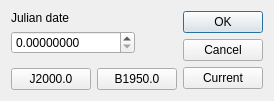
This is csetjd.ui in PavelMr/skytechx as Qt 5 draws it before an edit. The edited form follows.
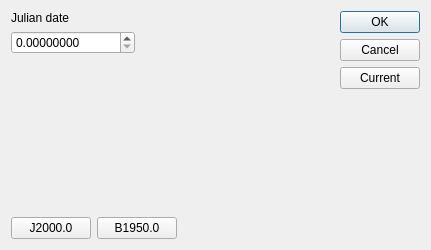
This is the edited form.

Patch:
```diff
--- a/csetjd.ui
+++ b/csetjd.ui
@@ -6,14 +6,14 @@
    <rect>
     <x>0</x>
     <y>0</y>
-    <width>271</width>
-    <height>101</height>
+    <width>431</width>
+    <height>250</height>
    </rect>
   </property>
   <property name="windowTitle">
    <string>Set Julian Date</string>
   </property>
-  <layout class="QGridLayout" name="gridLayout_3" columnstretch="3,1,0">
+  <layout class="QGridLayout" name="gridLayout_3" columnstretch="3,0">
    <item row="0" column="0">
     <layout class="QGridLayout" name="gridLayout">
      <item row="0" column="0">
@@ -92,18 +92,8 @@
      </item>
     </layout>
    </item>
-   <item row="0" column="2" rowspan="2">
+   <item row="0" column="1" rowspan="2">
     <layout class="QGridLayout" name="gridLayout_2">
-     <item row="0" column="0">
-      <widget class="QPushButton" name="pushButton">
-       <property name="text">
-        <string>OK</string>
-       </property>
-       <property name="default">
-        <bool>true</bool>
-       </property>
-      </widget>
-     </item>
      <item row="1" column="0">
       <widget class="QPushButton" name="pushButton_2">
        <property name="text">
@@ -118,20 +108,30 @@
        </property>
       </widget>
      </item>
-    </layout>
-   </item>
-   <item row="0" column="1">
-    <spacer name="horizontalSpacer_3">
+     <item row="0" column="0">
+      <widget class="QPushButton" name="pushButton">
+       <property name="text">
+        <string>OK</string>
+       </property>
+       <property name="default">
+        <bool>true</bool>
+       </property>
+      </widget>
+     </item>
+     <item row="3" column="0">
+      <spacer name="verticalSpacer_2">
      <property name="orientation">
-      <enum>Qt::Horizontal</enum>
+        <enum>Qt::Vertical</enum>
      </property>
      <property name="sizeHint" stdset="0">
       <size>
-       <width>40</width>
-       <height>20</height>
+         <width>20</width>
+         <height>40</height>
       </size>
      </property>
     </spacer>
+     </item>
+    </layout>
    </item>
   </layout>
  </widget>
```
Lines whose indentation alone changed are shown as unchanged.
